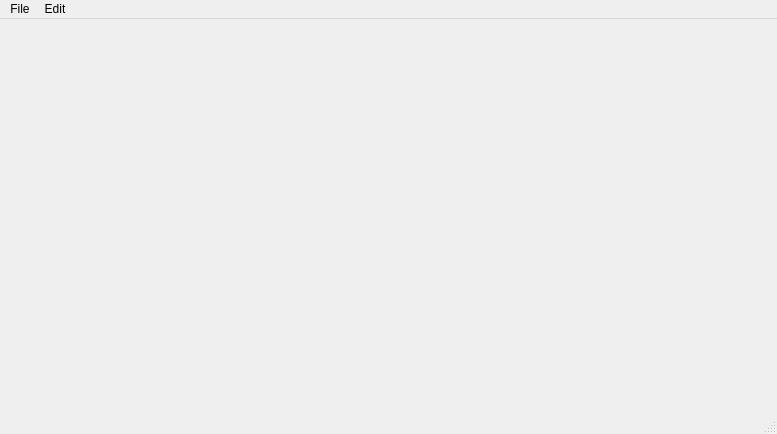
Qt form src/RealWorld/mainwindow.ui (bin-1991/RealWorld) before a commit.
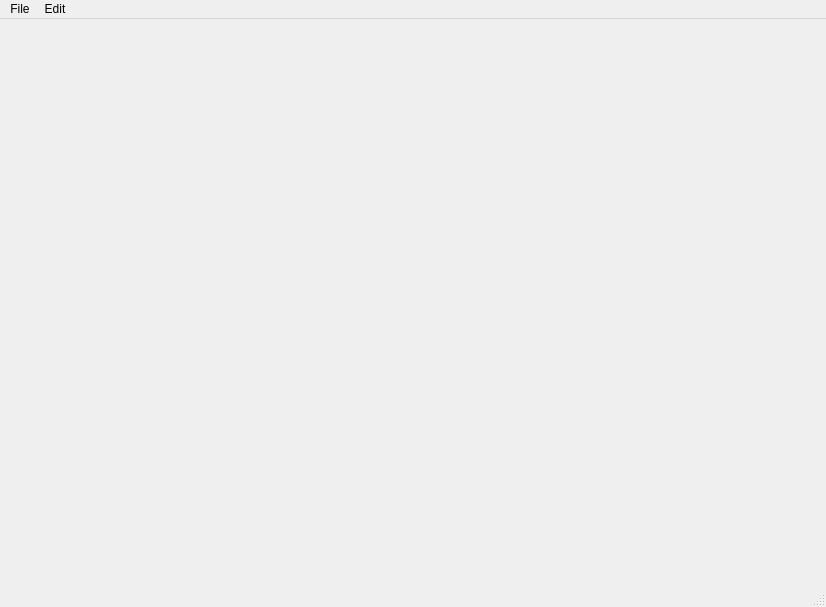
The same form after that commit.

What changed in the file:
```diff
--- a/src/RealWorld/mainwindow.ui
+++ b/src/RealWorld/mainwindow.ui
@@ -6,8 +6,8 @@
    <rect>
     <x>0</x>
     <y>0</y>
-    <width>777</width>
-    <height>434</height>
+    <width>826</width>
+    <height>607</height>
    </rect>
   </property>
   <property name="windowTitle">
@@ -19,7 +19,7 @@
     <rect>
      <x>0</x>
      <y>0</y>
-     <width>777</width>
+     <width>826</width>
      <height>21</height>
     </rect>
    </property>
```
Left out of the diff: 2 changed lines with no effect on the pictures.
